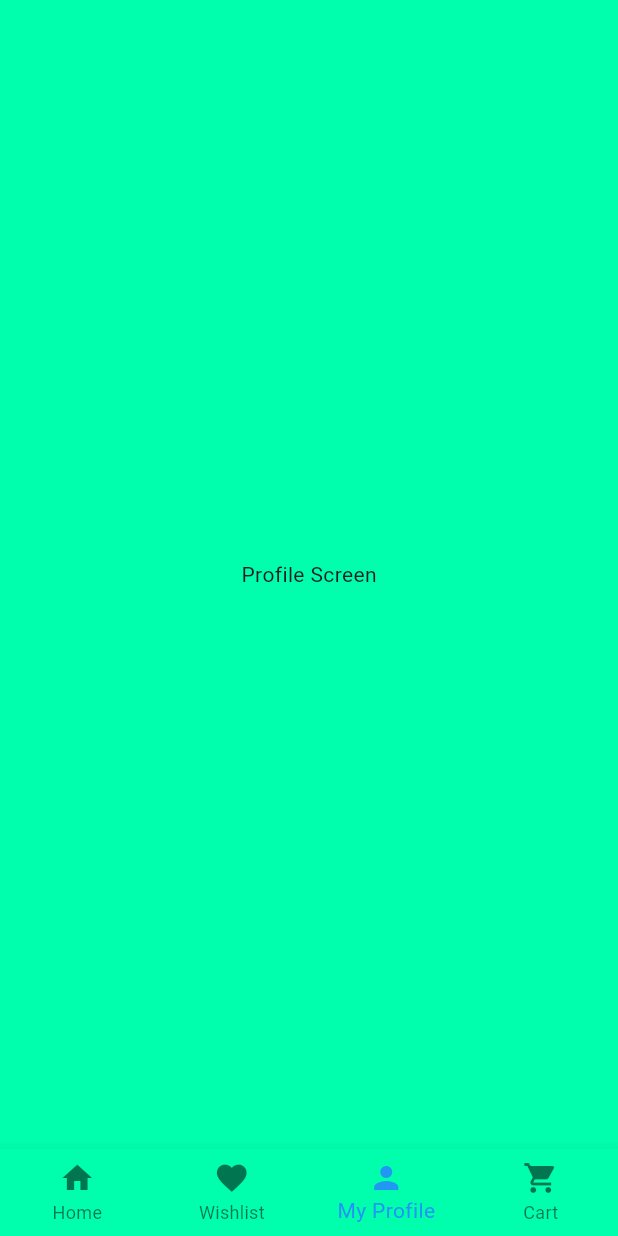
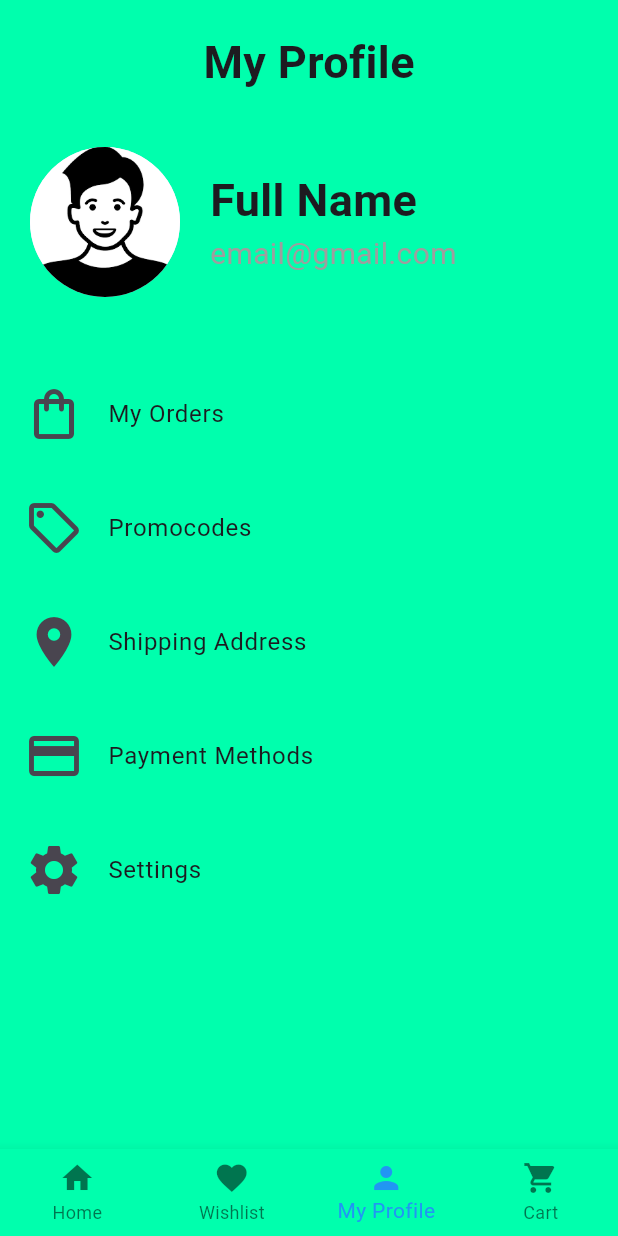
Before and after one commit to adithkrishnaor/flutter-shopping-app, a Flutter app: the ProfileScreen screen opened by its route, on a phone screen of 412 x 824 dp. Run offline on Flutter 3.47's test engine with Material 3 defaults, Android fonts, the phone set to English and light mode, and no system bars; our stand-ins replace carousel_slider.

Commit message:
my profile ui created

```diff
--- a/lib/Screens/profilescreen.dart
+++ b/lib/Screens/profilescreen.dart
@@ -7,7 +7,6 @@ class ProfileScreen extends StatefulWidget {
 }
 
 class _ProfileScreenState extends State<ProfileScreen> {
-
   int _currentIndex = 2; // Initialize with the correct index
 
   void _onTap(int index) {
@@ -20,10 +19,115 @@ class _ProfileScreenState extends State<ProfileScreen> {
   @override
   Widget build(BuildContext context) {
     return Scaffold(
-      body: Center(
-        child: Text('Profile Screen'),
+      body: const SafeArea(
+        child: Column(
+          children: [
+            SizedBox(
+              height: 20,
+            ),
+            Center(
+              child: Text(
+                'My Profile',
+                style: TextStyle(
+                  fontSize: 30,
+                  fontWeight: FontWeight.bold,
+                ),
+              ),
+            ),
+            SizedBox(
+              height: 35,
+            ),
+            Row(
+              children: [
+                SizedBox(
+                  width: 20,
+                ),
+                CircleAvatar(
+                  radius: 50,
+                  backgroundImage: AssetImage(
+                      'assets/images/personprofileicon.png'), // Replace with your image asset
+                ),
+                SizedBox(
+                  width: 20,
+                ),
+                Column(
+                  crossAxisAlignment: CrossAxisAlignment.start,
+                  children: [
+                    Text(
+                      'Full Name',
+                      style: TextStyle(
+                        fontSize: 30,
+                        fontWeight: FontWeight.w600,
+                      ),
+                    ),
+                    Text(
+                      'email@gmail.com', // Replace with the user's email
+                      style: TextStyle(
+                        fontSize: 20,
+                        color: Colors.grey,
+                      ),
+                    ),
+                  ],
+                ),
+              ],
+            ),
+            SizedBox(
+              height: 50,
+            ),
+            Column(
+              children: [
+                ListTile(
+                  leading: Icon(
+                    Icons.shopping_bag_outlined,
+                    size: 40,
+                  ),
+                  title: Text('My Orders'),
+                ),
+                SizedBox(
+                  height: 20,
+                ),
+                ListTile(
+                  leading: Icon(
+                    Icons.local_offer_outlined,
+                    size: 40,
+                  ),
+                  title: Text('Promocodes'),
+                ),
+                SizedBox(
+                  height: 20,
+                ),
+                ListTile(
+                  leading: Icon(
+                    Icons.location_on,
+                    size: 40,
+                  ),
+                  title: Text('Shipping Address'),
+                ),
+                SizedBox(
+                  height: 20,
+                ),
+                ListTile(
+                  leading: Icon(
+                    Icons.payment,
+                    size: 40,
+                  ),
+                  title: Text('Payment Methods'),
+                ),
+                SizedBox(
+                  height: 20,
+                ),
+                ListTile(
+                  leading: Icon(
+                    Icons.settings,
+                    size: 40,
+                  ),
+                  title: Text('Settings'),
+                ),
+              ],
+            ),
+          ],
+        ),
       ),
-
       bottomNavigationBar: BottomNavigationBarWidget(
         currentIndex: _currentIndex,
         onTap: _onTap,
--- a/pubspec.yaml
+++ b/pubspec.yaml
@@ -66,6 +66,7 @@ flutter:
      - assets/images/carouseltemp.png
      - assets/images/carouseltemp2.png
      - assets/images/flutter_banner_onlyflutter.png
+     - assets/images/personprofileicon.png
 
   # An image asset can refer to one or more resolution-specific "variants", see
   # https://flutter.dev/assets-and-images/#resolution-aware
```
Also changed, not shown: assets/images/personprofileicon.png (added).
